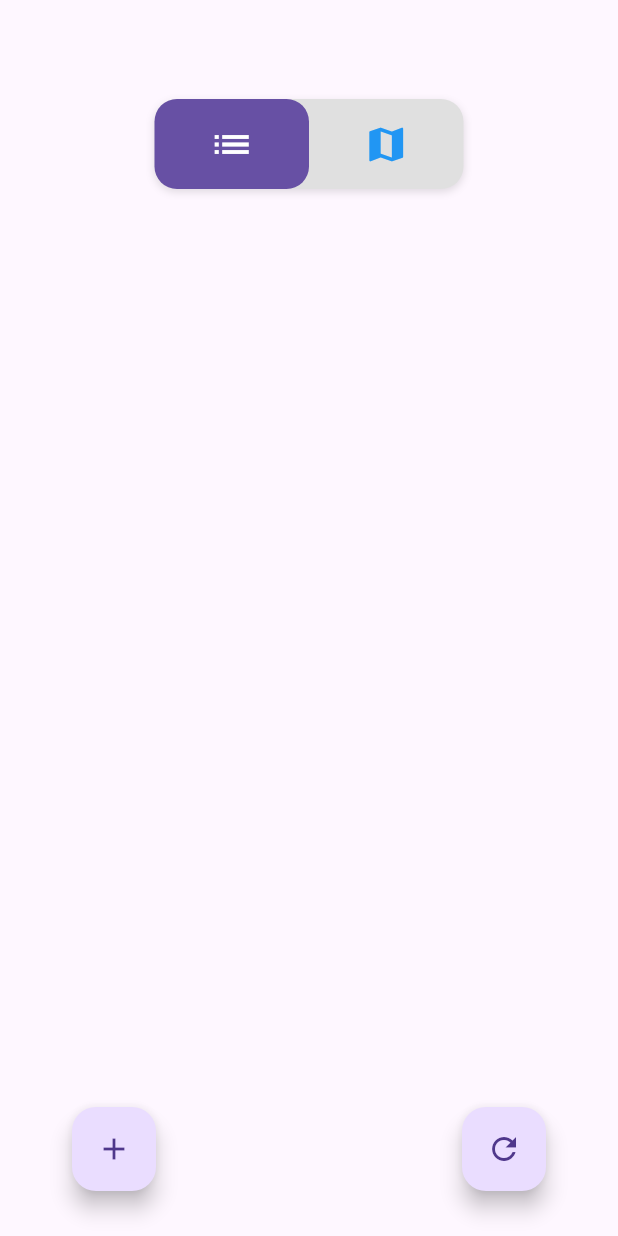
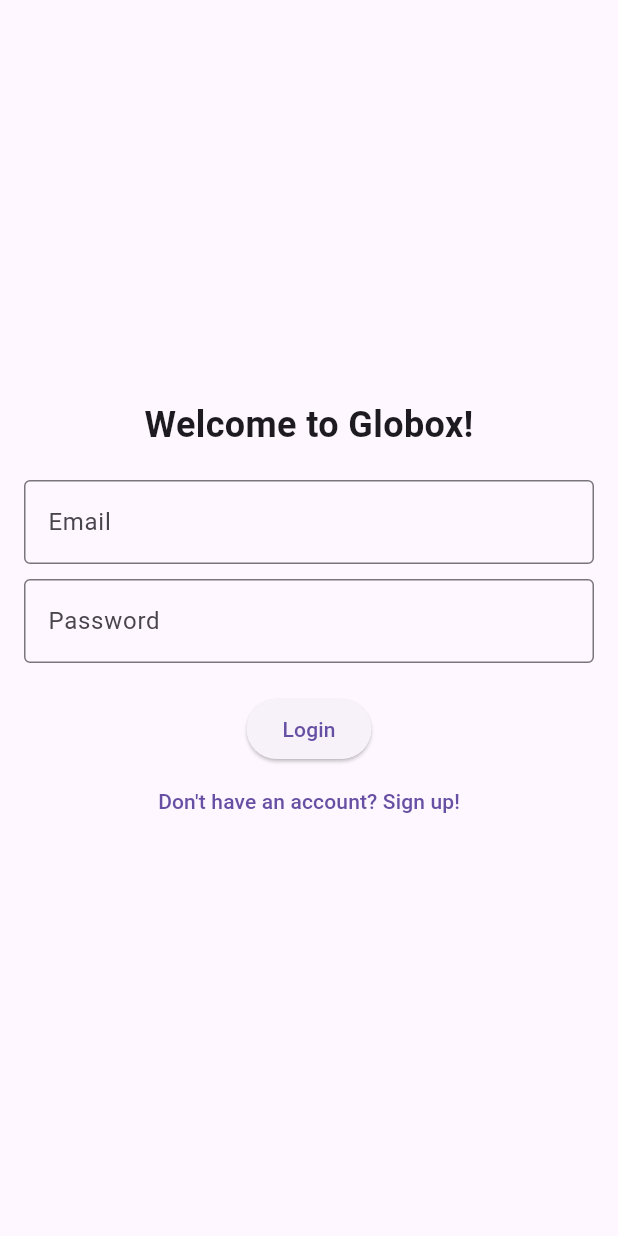
Before and after one commit to AmitMalkan404/globox-client, a Flutter app: the screen it shows after launch, on a phone screen of 412 x 824 dp. Run offline on Flutter 3.47's test engine with Material 3 defaults, Android fonts, the phone set to English and light mode, and no system bars; drawn by our look-alikes of flutter_toggle_tab; our stand-ins replace firebase_auth, firebase_core, flutter_dotenv, flutter_map, latlong2, permission_handler; missing offline and left inert: flutter_map_compass, flutter_sms_inbox; accounts and stored records are empty.

Commit message:
login page UI + process completed

```diff
--- /dev/null
+++ b/lib/auth.dart
@@ -0,0 +1,73 @@
+import 'package:firebase_auth/firebase_auth.dart';
+import 'package:flutter/material.dart';
+
+final _firebase = FirebaseAuth.instance;
+
+class AuthScreen extends StatefulWidget {
+  const AuthScreen({super.key});
+
+  @override
+  State<StatefulWidget> createState() => _AuthScreen();
+}
+
+class _AuthScreen extends State<AuthScreen> {
+  var _enteredEmail = '';
+  var _enteredPassword = '';
+
+  void _submit() async {
+    final userCredentials = await _firebase.signInWithEmailAndPassword(
+        email: _enteredEmail, password: _enteredPassword);
+  }
+
+  @override
+  Widget build(BuildContext context) {
+    return Scaffold(
+      body: Padding(
+        padding: const EdgeInsets.all(16.0),
+        child: Center(
+          child: Column(
+            mainAxisAlignment: MainAxisAlignment.center,
+            children: [
+              Text(
+                'Welcome to Globox!',
+                style: TextStyle(fontSize: 24, fontWeight: FontWeight.bold),
+              ),
+              SizedBox(height: 20),
+              TextField(
+                decoration: InputDecoration(
+                  labelText: 'Email',
+                  border: OutlineInputBorder(),
+                ),
+                onChanged: (value) {
+                  _enteredEmail = value;
+                },
+              ),
+              SizedBox(height: 10),
+              TextField(
+                obscureText: true,
+                decoration: InputDecoration(
+                  labelText: 'Password',
+                  border: OutlineInputBorder(),
+                ),
+                onChanged: (value) {
+                  _enteredPassword = value;
+                },
+              ),
+              SizedBox(height: 20),
+              ElevatedButton(
+                onPressed: _submit,
+                child: Text('Login'),
+              ),
+              TextButton(
+                onPressed: () {
+                  // Navigate to registration screen
+                },
+                child: Text('Don\'t have an account? Sign up!'),
+              ),
+            ],
+          ),
+        ),
+      ),
+    );
+  }
+}
--- a/lib/services/queries/delete_package.dart
+++ b/lib/services/queries/delete_package.dart
@@ -8,8 +8,8 @@
   };
   await dotenv.load();
   return http.post(
-    // Uri.parse('${dotenv.env['API_BASE_URL']}/api/archive-package'),
-    Uri.parse('${dotenv.env['LOCAL_URL']}/api/archive-package'),
+    Uri.parse('${dotenv.env['API_BASE_URL']}/api/archive-package'),
+    // Uri.parse('${dotenv.env['LOCAL_URL']}/api/archive-package'),
     headers: <String, String>{
       'Content-Type': 'application/json; charset=UTF-8',
     },
--- a/lib/services/queries/new_package.service.dart
+++ b/lib/services/queries/new_package.service.dart
@@ -1,4 +1,5 @@
 import 'dart:convert';
+import 'package:firebase_auth/firebase_auth.dart';
 import 'package:globox/models/package.dart';
 import 'package:http/http.dart' as http;
 import 'package:flutter_dotenv/flutter_dotenv.dart';
@@ -9,10 +10,11 @@
     "address": package.address,
     "description": package.description,
     "status": package.status.index,
-    "coordinates": package.coordinates
+    "coordinates": package.coordinates,
+    "uid": FirebaseAuth.instance.currentUser?.uid,
   };
   await dotenv.load();
-  return http.post(
+  return await http.post(
     // Uri.parse('${dotenv.env['API_BASE_URL']}/api/new-package'),
     Uri.parse('${dotenv.env['LOCAL_URL']}/api/new-package'),
     headers: <String, String>{
--- a/lib/services/queries/send_messages.service.dart
+++ b/lib/services/queries/send_messages.service.dart
@@ -7,6 +7,7 @@
 
   try {
     final response = await http.post(
+      // Uri.parse('${dotenv.env['API_BASE_URL']}/api/send-messages'),
       Uri.parse('${dotenv.env['LOCAL_URL']}/api/send-messages'),
       headers: <String, String>{
         'Content-Type': 'application/json; charset=UTF-8',
--- a/pubspec.yaml
+++ b/pubspec.yaml
@@ -39,7 +39,9 @@
   flutter_toggle_tab: ^1.4.1
   flutter_sms_inbox: ^1.0.3
   permission_handler: ^11.3.1
-  firebase_core: ^3.9.0
+  firebase_core: 2.32.0
+  firebase_auth: ^4.4.0
+  firebase_storage: ^11.1.0
   flutter_dotenv: ^5.0.2
   http: ^1.2.2
   flutter_map_compass: ^1.0.0
```
Also changed, not shown: lib/main.dart (+19 -2 lines), lib/services/queries/get_packages.service.dart (+8 -6 lines), 3 other files.
